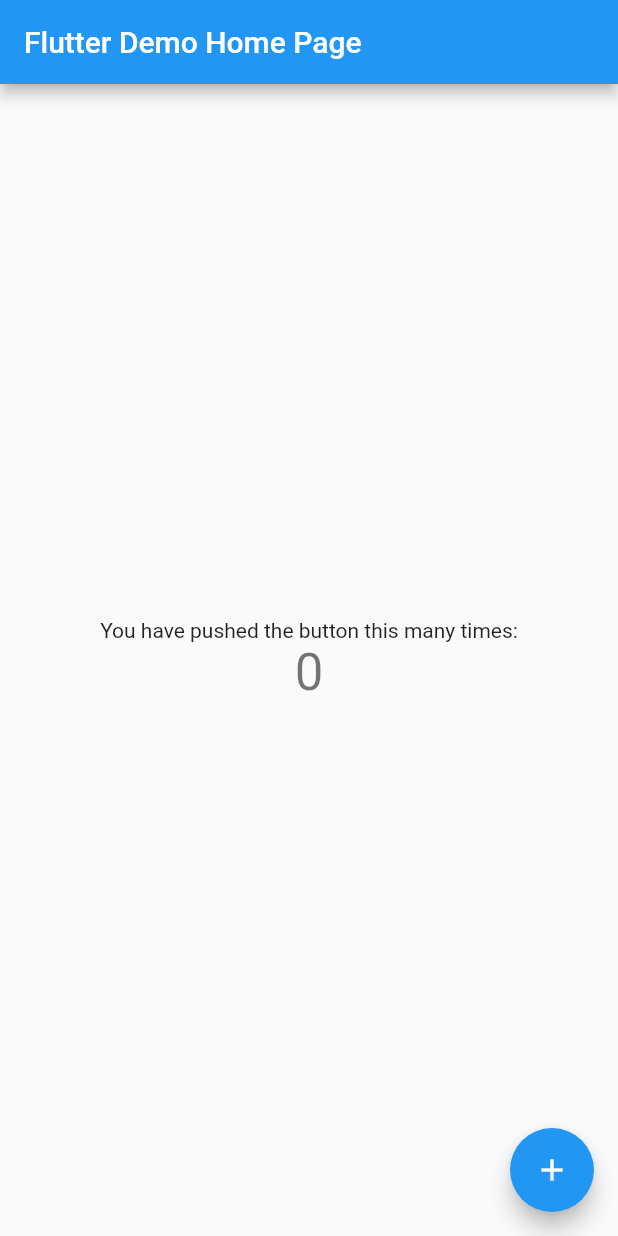
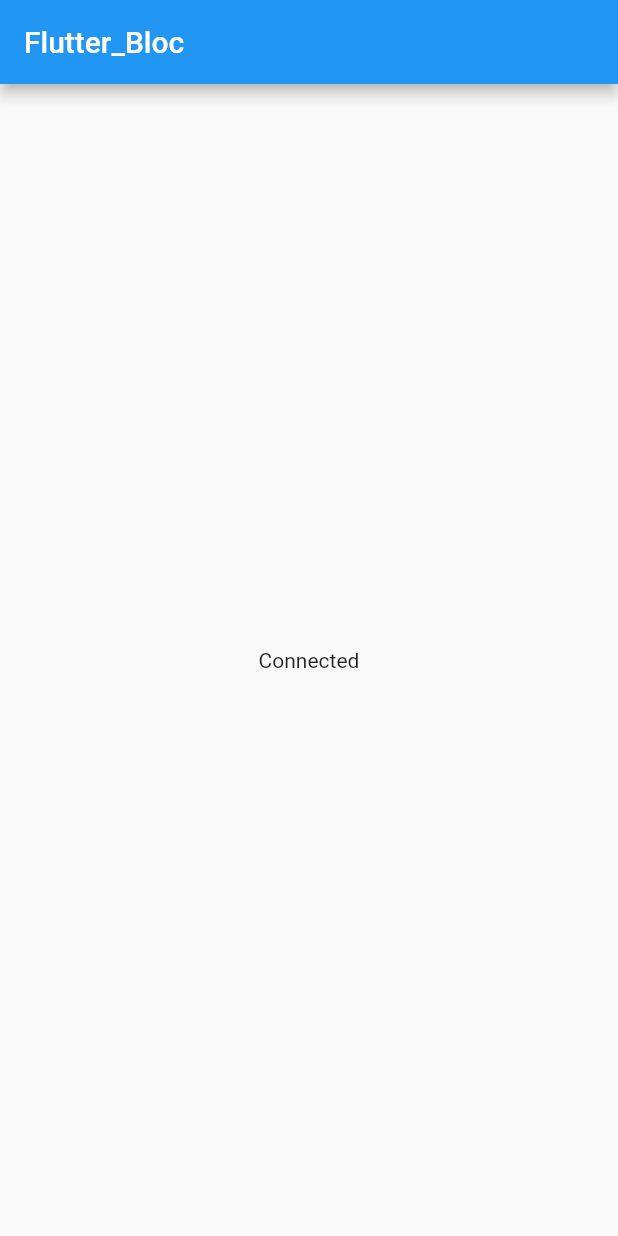
Before and after one commit to shaurya019/Flutter-Bloc-Project, a Flutter app: the screen it shows after launch, on a phone screen of 412 x 824 dp. Run offline on Flutter 3.47's test engine with Material 2 defaults, Android fonts, the phone set to English and light mode, and no system bars; our stand-ins replace connectivity_plus, flutter_bloc.

Commit message:
Bloc Consumer listner  builder

```diff
--- /dev/null
+++ b/lib/Home_screen.dart
@@ -0,0 +1,75 @@
+import 'package:bloc_flutter/blocs/internet_bloc.dart';
+import 'package:bloc_flutter/blocs/internet_state.dart';
+import 'package:flutter/material.dart';
+import 'package:flutter_bloc/flutter_bloc.dart';
+
+class Home_screen extends StatefulWidget {
+  const Home_screen({Key? key}) : super(key: key);
+
+  @override
+  State<Home_screen> createState() => _Home_screenState();
+}
+
+class _Home_screenState extends State<Home_screen> {
+  @override
+  Widget build(BuildContext context) {
+    return Scaffold(
+      appBar: AppBar(
+        title: Text('Flutter_Bloc'),
+      ),
+      body: SafeArea(
+        child: Center(
+            child:BlocConsumer<InternetBloc,InternetState>(
+              listener: (context,state){
+                if(state  is InternetGainedState) {
+                  ScaffoldMessenger.of(context).showSnackBar(
+                      SnackBar(
+                        content:Text("Connected"),
+                        backgroundColor:Colors.blueAccent,
+                      ),
+                  );
+                }else if(state  is InternetLostState){
+                  ScaffoldMessenger.of(context).showSnackBar(
+                    SnackBar(
+                      content:Text("Connected"),
+                      backgroundColor:Colors.redAccent,
+                    ),
+                  );
+                }else{
+                  ScaffoldMessenger.of(context).showSnackBar(
+                    SnackBar(
+                      content:Text("Connected"),
+                      backgroundColor:Colors.greenAccent,
+                    ),
+                  );
+                }
+              },
+              builder: (context,state){
+              if(state  is InternetGainedState){
+                return Text('Connected');
+              }else if(state  is InternetLostState){
+                return Text('Not Connected');
+              }else{
+                return Text('Loading...');
+              }
+            },
+
+            ),
+        ),
+      ),
+    );
+  }
+}
+
+
+//BlocBuilder<InternetBloc,InternetState>(
+//               builder: (context,state){
+//                 if(state  is InternetGainedState){
+//                   return Text('Connected');
+//                 }else if(state  is InternetLostState){
+//                   return Text('Not Connected');
+//                 }else{
+//                   return Text('Loading...');
+//                 }
+//               },
+//             ),
--- /dev/null
+++ b/lib/blocs/internet_bloc.dart
@@ -0,0 +1,29 @@
+import 'dart:async';
+
+import 'package:flutter_bloc/flutter_bloc.dart';
+import 'package:connectivity_plus/connectivity_plus.dart';
+import 'internet_event.dart';
+import 'internet_state.dart';
+
+class InternetBloc  extends  Bloc<InternetEvent,InternetState> {
+   Connectivity _connectivity = Connectivity();
+   StreamSubscription ? connectivitySubscription;
+
+  InternetBloc() : super(InternetIntialState()) {
+    on<InternetLostEvent>((event, emit) => emit(InternetLostState()));
+    on<InternetGainedEvent>((event, emit) => emit(InternetGainedState()));
+
+    connectivitySubscription =  _connectivity.onConnectivityChanged.listen((result) {
+      if (result == ConnectivityResult.mobile || result == ConnectivityResult.wifi) {
+        add(InternetGainedEvent());
+      } else {
+        add(InternetLostEvent ());
+      }
+    });
+  }
+  @override
+  Future<void> close() {
+    connectivitySubscription?.cancel();
+    return super.close();
+  }
+}
--- /dev/null
+++ b/lib/blocs/internet_event.dart
@@ -0,0 +1,5 @@
+abstract class InternetEvent {}
+
+class InternetLostEvent extends InternetEvent {}
+
+class InternetGainedEvent extends InternetEvent {}
--- /dev/null
+++ b/lib/blocs/internet_state.dart
@@ -0,0 +1,7 @@
+abstract class  InternetState{}
+
+class  InternetIntialState extends  InternetState {}
+
+class  InternetLostState extends  InternetState {}
+
+class  InternetGainedState extends  InternetState {}
--- a/lib/main.dart
+++ b/lib/main.dart
@@ -1,5 +1,7 @@
 import 'package:flutter/material.dart';
-
+import 'package:bloc_flutter/Home_screen.dart';
+import 'package:flutter_bloc/flutter_bloc.dart';
+import 'blocs/internet_bloc.dart';
 void main() {
   runApp(const MyApp());
 }
@@ -10,106 +12,12 @@ class MyApp extends StatelessWidget {
   // This widget is the root of your application.
   @override
   Widget build(BuildContext context) {
-    return MaterialApp(
-      title: 'Flutter Demo',
-      theme: ThemeData(
-        // This is the theme of your application.
-        //
-        // Try running your application with "flutter run". You'll see the
-        // application has a blue toolbar. Then, without quitting the app, try
-        // changing the primarySwatch below to Colors.green and then invoke
-        // "hot reload" (press "r" in the console where you ran "flutter run",
-        // or simply save your changes to "hot reload" in a Flutter IDE).
-        // Notice that the counter didn't reset back to zero; the application
-        // is not restarted.
-        primarySwatch: Colors.blue,
+    return BlocProvider(
+      create: (context) => InternetBloc(),
+      child: MaterialApp(
+       debugShowCheckedModeBanner: false,
+        home: Home_screen(),
       ),
-      home: const MyHomePage(title: 'Flutter Demo Home Page'),
     );
   }
 }
-
-class MyHomePage extends StatefulWidget {
-  const MyHomePage({super.key, required this.title});
-
-  // This widget is the home page of your application. It is stateful, meaning
-  // that it has a State object (defined below) that contains fields that affect
-  // how it looks.
-
-  // This class is the configuration for the state. It holds the values (in this
-  // case the title) provided by the parent (in this case the App widget) and
-  // used by the build method of the State. Fields in a Widget subclass are
-  // always marked "final".
-
-  final String title;
-
-  @override
-  State<MyHomePage> createState() => _MyHomePageState();
-}
-
-class _MyHomePageState extends State<MyHomePage> {
-  int _counter = 0;
-
-  void _incrementCounter() {
-    setState(() {
-      // This call to setState tells the Flutter framework that something has
-      // changed in this State, which causes it to rerun the build method below
-      // so that the display can reflect the updated values. If we changed
-      // _counter without calling setState(), then the build method would not be
-      // called again, and so nothing would appear to happen.
-      _counter++;
-    });
-  }
-
-  @override
-  Widget build(BuildContext context) {
-    // This method is rerun every time setState is called, for instance as done
-    // by the _incrementCounter method above.
-    //
-    // The Flutter framework has been optimized to make rerunning build methods
-    // fast, so that you can just rebuild anything that needs updating rather
-    // than having to individually change instances of widgets.
-    return Scaffold(
-      appBar: AppBar(
-        // Here we take the value from the MyHomePage object that was created by
-        // the App.build method, and use it to set our appbar title.
-        title: Text(widget.title),
-      ),
-      body: Center(
-        // Center is a layout widget. It takes a single child and positions it
-        // in the middle of the parent.
-        child: Column(
-          // Column is also a layout widget. It takes a list of children and
-          // arranges them vertically. By default, it sizes itself to fit its
-          // children horizontally, and tries to be as tall as its parent.
-          //
-          // Invoke "debug painting" (press "p" in the console, choose the
-          // "Toggle Debug Paint" action from the Flutter Inspector in Android
-          // Studio, or the "Toggle Debug Paint" command in Visual Studio Code)
-          // to see the wireframe for each widget.
-          //
-          // Column has various properties to control how it sizes itself and
-          // how it positions its children. Here we use mainAxisAlignment to
-          // center the children vertically; the main axis here is the vertical
-          // axis because Columns are vertical (the cross axis would be
-          // horizontal).
-          mainAxisAlignment: MainAxisAlignment.center,
-          children: <Widget>[
-            const Text(
-              'You have pushed the button this many times:',
-            ),
-            Text(
-              '$_counter',
-              style: Theme.of(context).textTheme.headline4,
-            ),
-          ],
-        ),
-      ),
-      floatingActionButton: FloatingActionButton(
-        onPressed: _incrementCounter,
-        tooltip: 'Increment',
-        child: const Icon(Icons.add),
-      ), // This trailing comma makes auto-formatting nicer for build methods.
-    );
-  }
-}
--- a/pubspec.yaml
+++ b/pubspec.yaml
@@ -36,6 +36,8 @@ dependencies:
   # The following adds the Cupertino Icons font to your application.
   # Use with the CupertinoIcons class for iOS style icons.
   cupertino_icons: ^1.0.2
+  flutter_bloc: ^8.1.2
+  connectivity_plus: ^3.0.3
 
 dev_dependencies:
   flutter_test:
```
Also changed, not shown: pubspec.lock, 3 other files.
